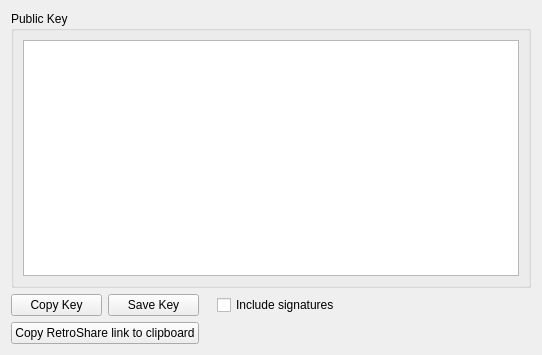
Qt form retroshare-gui/src/gui/settings/CryptoPage.ui (RetroShare/RetroShare) before a commit.
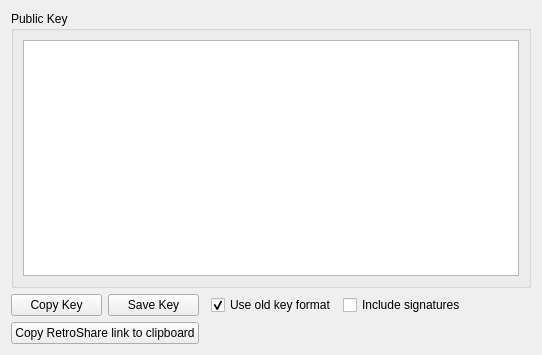
The same form after that commit.

Commit message: added checkbox for using old cert format in security page. Switch to old format by default, to avoid confusing newbees

```diff
--- a/retroshare-gui/src/gui/settings/CryptoPage.ui
+++ b/retroshare-gui/src/gui/settings/CryptoPage.ui
@@ -79,6 +79,16 @@
      </property>
     </widget>
    </item>
+   <item row="1" column="3">
+    <widget class="QCheckBox" name="_useOldFormat_CB">
+     <property name="text">
+      <string>Use old key format</string>
+     </property>
+     <property name="checked">
+      <bool>true</bool>
+     </property>
+    </widget>
+   </item>
   </layout>
  </widget>
  <resources/>
```
The commit also changes 3 other files.
